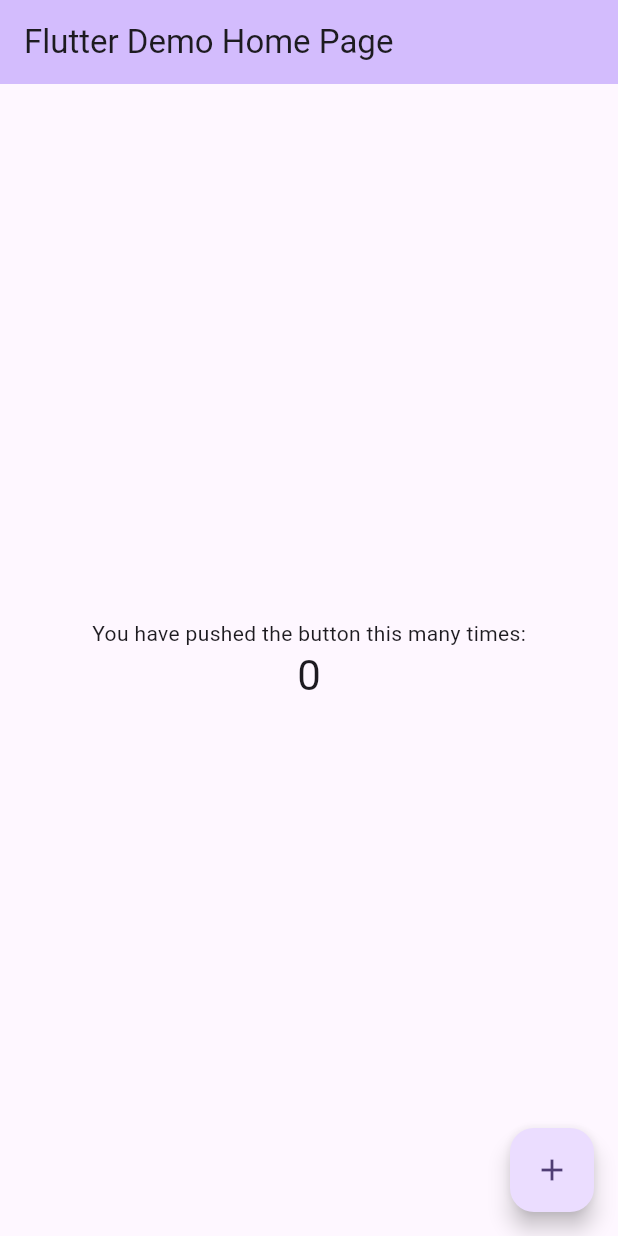
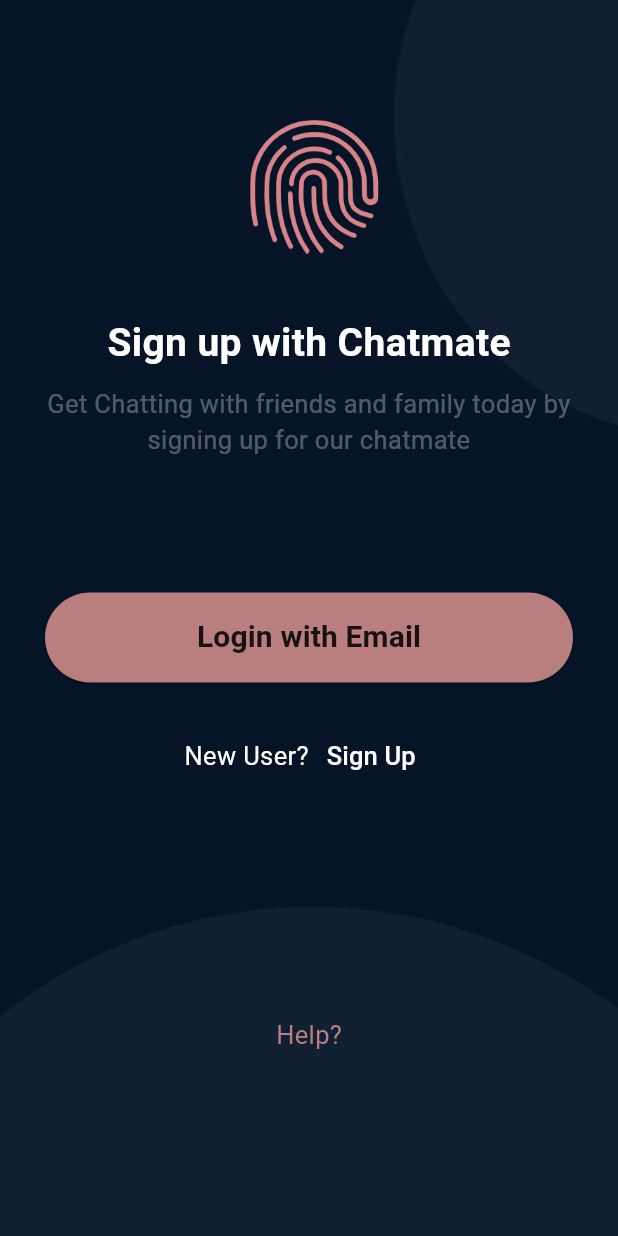
Before and after one commit to marufhasanmitul/chatmate, a Flutter app: the screen it shows after launch, on a phone screen of 412 x 824 dp. Run offline on Flutter 3.47's test engine with Material 2 defaults, Android fonts, the phone set to English and light mode, and no system bars.

Commit message:
Splash Screen has added

```diff
--- /dev/null
+++ b/lib/Utils/ScreenBackground.dart
@@ -0,0 +1,29 @@
+import 'package:chatmate/Utils/assets.images.dart';
+import 'package:flutter/material.dart';
+
+
+
+
+class ScreenBackground extends StatelessWidget {
+  final Widget child;
+  const ScreenBackground({Key? key,required this.child}): super(key: key);
+
+
+
+  @override
+  Widget build(BuildContext context) {
+    return Stack(
+      children: [
+        SizedBox(
+          width: double.infinity,
+          height: double.infinity,
+          child: Image.asset(
+            AppImageAssets.Background,
+            fit: BoxFit.fitHeight,
+          ),
+        ),
+        child
+      ],
+    );
+  }
+}
--- /dev/null
+++ b/lib/Utils/assets.images.dart
@@ -0,0 +1,8 @@
+
+
+class AppImageAssets {
+  static const String Background = 'assets/images/background.png';
+  static const String Fingure = 'assets/images/fingerprint.png';
+
+
+}
--- /dev/null
+++ b/lib/Utils/colorAll.dart
@@ -0,0 +1,17 @@
+import 'package:flutter/material.dart';
+
+class ColorAll {
+  final Map<int, Color> colors = {
+    50: const Color(0xFFB97E7E),
+    100: const Color(0xFFBBDEFB),
+    200: const Color(0xFF90CAF9),
+    300: const Color(0xFF64B5F6),
+    400: const Color(0xFF42A5F5),
+    500: const Color(0xFF2196F3),
+    600: const Color(0xFF1E88E5),
+    700: const Color(0xFF1976D2),
+    800: const Color(0xFF1565C0),
+    900: const Color(0xFF0D47A1),
+  };
+  static const Color primaryColor = Color(0xFFB97E7E);
+}
--- a/lib/main.dart
+++ b/lib/main.dart
@@ -1,3 +1,4 @@
+import 'package:chatmate/screens/splash_screen.dart';
 import 'package:flutter/material.dart';
 
 void main() {
@@ -11,115 +12,14 @@ class MyApp extends StatelessWidget {
   @override
   Widget build(BuildContext context) {
     return MaterialApp(
+      debugShowCheckedModeBanner: false,
       title: 'Flutter Demo',
       theme: ThemeData(
-        // This is the theme of your application.
-        //
-        // TRY THIS: Try running your application with "flutter run". You'll see
-        // the application has a blue toolbar. Then, without quitting the app,
-        // try changing the seedColor in the colorScheme below to Colors.green
-        // and then invoke "hot reload" (save your changes or press the "hot
-        // reload" button in a Flutter-supported IDE, or press "r" if you used
-        // the command line to start the app).
-        //
-        // Notice that the counter didn't reset back to zero; the application
-        // state is not lost during the reload. To reset the state, use hot
-        // restart instead.
-        //
-        // This works for code too, not just values: Most code changes can be
-        // tested with just a hot reload.
+
         colorScheme: ColorScheme.fromSeed(seedColor: Colors.deepPurple),
         useMaterial3: true,
       ),
-      home: const MyHomePage(title: 'Flutter Demo Home Page'),
+      home: const SplashScreen(),
     );
   }
 }
-
-class MyHomePage extends StatefulWidget {
-  const MyHomePage({super.key, required this.title});
-
-  // This widget is the home page of your application. It is stateful, meaning
-  // that it has a State object (defined below) that contains fields that affect
-  // how it looks.
-
-  // This class is the configuration for the state. It holds the values (in this
-  // case the title) provided by the parent (in this case the App widget) and
-  // used by the build method of the State. Fields in a Widget subclass are
-  // always marked "final".
-
-  final String title;
-
-  @override
-  State<MyHomePage> createState() => _MyHomePageState();
-}
-
-class _MyHomePageState extends State<MyHomePage> {
-  int _counter = 0;
-
-  void _incrementCounter() {
-    setState(() {
-      // This call to setState tells the Flutter framework that something has
-      // changed in this State, which causes it to rerun the build method below
-      // so that the display can reflect the updated values. If we changed
-      // _counter without calling setState(), then the build method would not be
-      // called again, and so nothing would appear to happen.
-      _counter++;
-    });
-  }
-
-  @override
-  Widget build(BuildContext context) {
-    // This method is rerun every time setState is called, for instance as done
-    // by the _incrementCounter method above.
-    //
-    // The Flutter framework has been optimized to make rerunning build methods
-    // fast, so that you can just rebuild anything that needs updating rather
-    // than having to individually change instances of widgets.
-    return Scaffold(
-      appBar: AppBar(
-        // TRY THIS: Try changing the color here to a specific color (to
-        // Colors.amber, perhaps?) and trigger a hot reload to see the AppBar
-        // change color while the other colors stay the same.
-        backgroundColor: Theme.of(context).colorScheme.inversePrimary,
-        // Here we take the value from the MyHomePage object that was created by
-        // the App.build method, and use it to set our appbar title.
-        title: Text(widget.title),
-      ),
-      body: Center(
-        // Center is a layout widget. It takes a single child and positions it
-        // in the middle of the parent.
-        child: Column(
-          // Column is also a layout widget. It takes a list of children and
-          // arranges them vertically. By default, it sizes itself to fit its
-          // children horizontally, and tries to be as tall as its parent.
-          //
-          // Column has various properties to control how it sizes itself and
-          // how it positions its children. Here we use mainAxisAlignment to
-          // center the children vertically; the main axis here is the vertical
-          // axis because Columns are vertical (the cross axis would be
-          // horizontal).
-          //
-          // TRY THIS: Invoke "debug painting" (choose the "Toggle Debug Paint"
-          // action in the IDE, or press "p" in the console), to see the
-          // wireframe for each widget.
-          mainAxisAlignment: MainAxisAlignment.center,
-          children: <Widget>[
-            const Text(
-              'You have pushed the button this many times:',
-            ),
-            Text(
-              '$_counter',
-              style: Theme.of(context).textTheme.headlineMedium,
-            ),
-          ],
-        ),
-      ),
-      floatingActionButton: FloatingActionButton(
-        onPressed: _incrementCounter,
-        tooltip: 'Increment',
-        child: const Icon(Icons.add),
-      ), // This trailing comma makes auto-formatting nicer for build methods.
-    );
-  }
-}
--- /dev/null
+++ b/lib/screens/splash_screen.dart
@@ -0,0 +1,100 @@
+import 'package:chatmate/Utils/ScreenBackground.dart';
+import 'package:chatmate/Utils/assets.images.dart';
+import 'package:chatmate/Utils/colorAll.dart';
+import 'package:flutter/material.dart';
+
+class SplashScreen extends StatefulWidget {
+  const SplashScreen({super.key});
+
+  @override
+  State<SplashScreen> createState() => _SplashScreenState();
+}
+
+class _SplashScreenState extends State<SplashScreen> {
+  @override
+  Widget build(BuildContext context) {
+    return Scaffold(
+      body: ScreenBackground(
+          child: Container(
+        width: double.infinity,
+        height: MediaQuery.of(context).size.height,
+        padding: const EdgeInsets.symmetric(horizontal: 30, vertical: 50),
+        child: Column(
+          crossAxisAlignment: CrossAxisAlignment.center,
+          children: [
+            Container(
+              height: 150,
+              width: 150,
+              child: const Image(
+                  image: AssetImage(
+                AppImageAssets.Fingure,
+              )),
+            ),
+            const SizedBox(
+              height: 10,
+            ),
+            const Text(
+              'Sign up with Chatmate',
+              style: TextStyle(
+                  fontWeight: FontWeight.bold,
+                  fontSize: 26,
+                  color: Colors.white),
+            ),
+            const SizedBox(
+              height: 10,
+            ),
+            const Text(
+              'Get Chatting with friends and family today by'
+              ' signing up for our chatmate',
+              textAlign: TextAlign.center,
+              style: TextStyle(color: Colors.white30, fontSize: 17),
+            ),
+            const SizedBox(
+              height: 90,
+            ),
+            SizedBox(
+                height: 60,
+                width: double.infinity,
+                child: ElevatedButton(
+                    style: ElevatedButton.styleFrom(
+                        backgroundColor: ColorAll.primaryColor),
+                    onPressed: () {},
+                    child: const Text(
+                      "Login with Email",
+                      style: TextStyle(
+                          color: Colors.black87,
+                          fontWeight: FontWeight.bold,
+                          fontSize: 20),
+                    ))),
+            const SizedBox(
+              height: 25,
+            ),
+            Row(
+              mainAxisAlignment: MainAxisAlignment.center,
+              children: [
+                const Text(
+                  'New User?',
+                  style: TextStyle(color: Colors.white, fontSize: 17),
+                ),
+                TextButton(
+                  onPressed: () {},
+                  child: const Text(
+                    'Sign Up',
+                    style: TextStyle(color: Colors.white, fontSize: 17),
+                  ),
+                )
+              ],
+            ),
+            const SizedBox(
+              height: 150,
+            ),
+            const Text(
+              'Help?',
+              style: TextStyle(color: ColorAll.primaryColor, fontSize: 17),
+            ),
+          ],
+        ),
+      )),
+    );
+  }
+}
--- a/pubspec.yaml
+++ b/pubspec.yaml
@@ -59,9 +59,9 @@ flutter:
   uses-material-design: true
 
   # To add assets to your application, add an assets section, like this:
-  # assets:
-  #   - images/a_dot_burr.jpeg
-  #   - images/a_dot_ham.jpeg
+  assets:
+      - assets/images/
+   # - images/a_dot_ham.jpeg
 
   # An image asset can refer to one or more resolution-specific "variants", see
   # https://flutter.dev/assets-and-images/#resolution-aware
```
Also changed, not shown: assets/images/background.png (added), assets/images/fingerprint.png (added).
